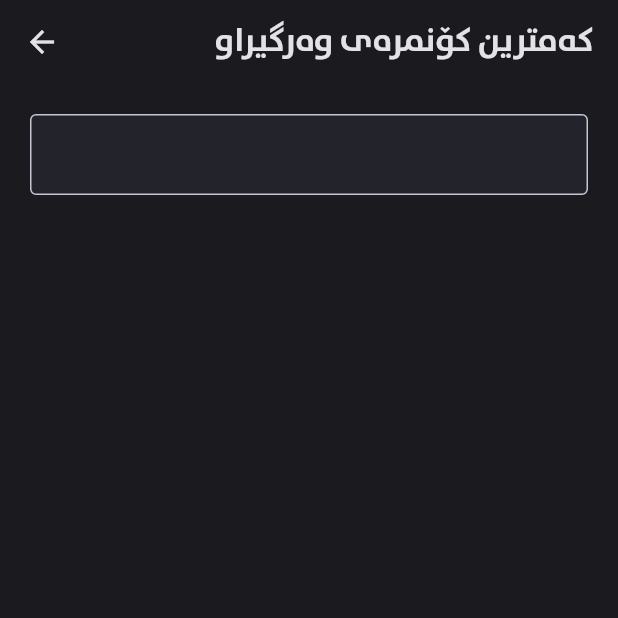
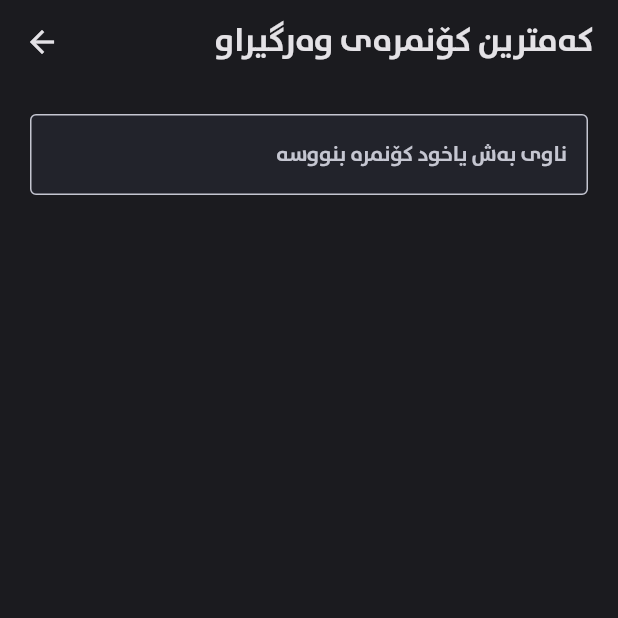
Before and after one commit to akar-jaza/bashakam, a Flutter app: the KamtrinKonmra screen opened directly, on a phone screen of 412 x 824 dp, the top half of it. Run offline on Flutter 3.47's test engine with Material 2 defaults, Android fonts, the phone set to English and light mode, and no system bars; our stand-ins replace flutter_svg.

Commit message:
Update kamtrin_konmra.dart

```diff
--- a/lib/Screens/kamtrin_konmra/kamtrin_konmra.dart
+++ b/lib/Screens/kamtrin_konmra/kamtrin_konmra.dart
@@ -43,7 +43,7 @@ class _KamtrinKonmraState extends State<KamtrinKonmra> {
             padding: const EdgeInsets.symmetric(horizontal: 20, vertical: 20),
             child: MyTextField(
               textController: _textEditingController,
-              labelText: '',
+              labelText: 'ناوی بەش یاخود کۆنمرە بنووسە',
             ),
           ),
         ],
```
